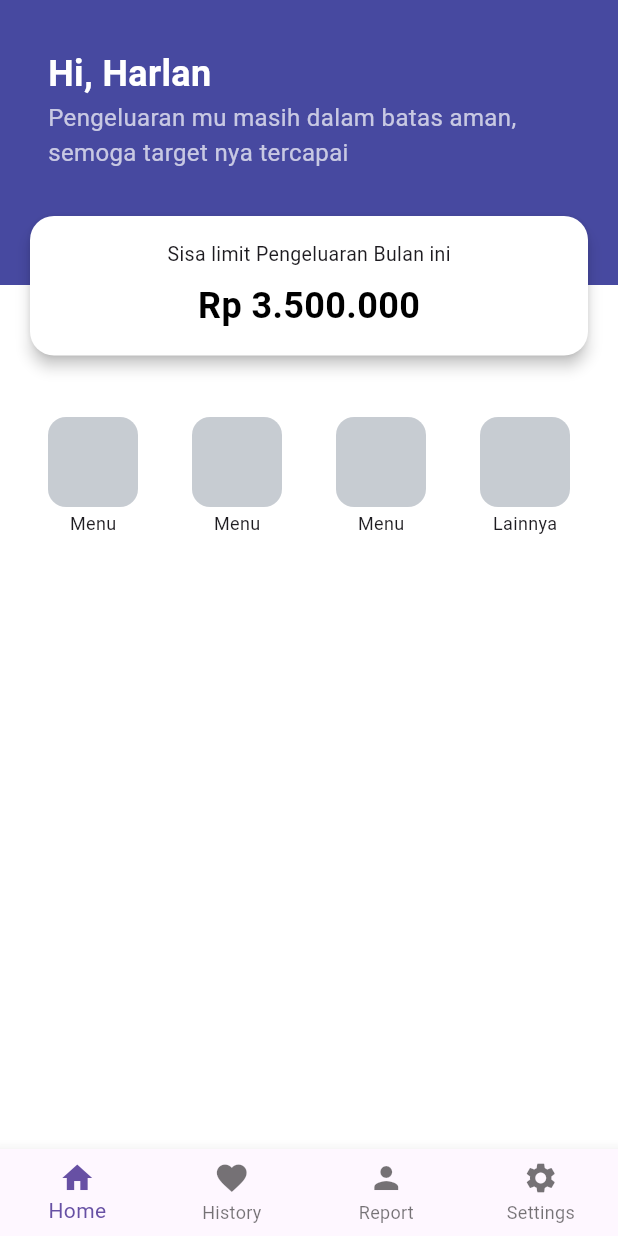
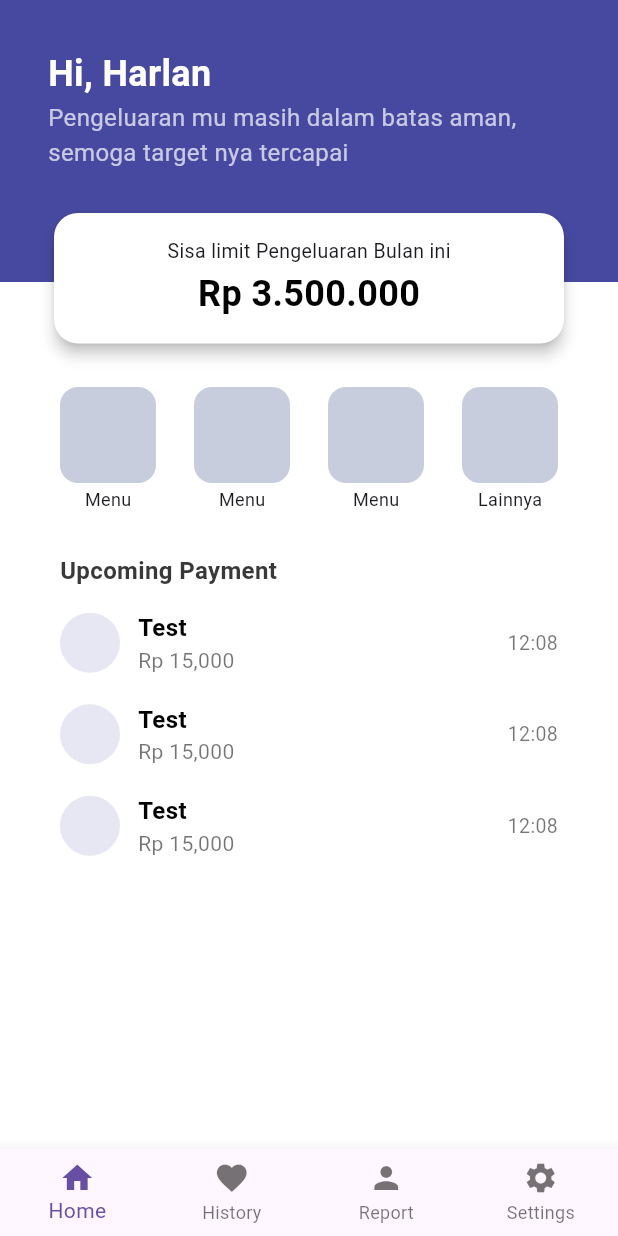
Before and after one commit to harlansr/project-account-mobile, a Flutter app: the HomePage screen opened directly, on a phone screen of 412 x 824 dp. Run offline on Flutter 3.47's test engine with Material 3 defaults, Android fonts, the light colour scheme and no system bars; our stand-ins replace flutter_dotenv, fluttertoast, shared_preferences; accounts and stored records are empty; network calls fail.

Commit message:
halaman home

```diff
--- /dev/null
+++ b/lib/components/card/history_card.dart
@@ -0,0 +1,81 @@
+import 'package:flutter/material.dart';
+
+class HistoryCard extends StatelessWidget {
+  final String title;
+  final String desc;
+  final String time;
+  final VoidCallback? onTap;
+
+  const HistoryCard({
+    super.key,
+    required this.title,
+    required this.desc,
+    this.time = "",
+    this.onTap,
+  });
+
+  @override
+  Widget build(BuildContext context) {
+    return GestureDetector(
+      onTap: onTap,
+      child: Container(
+        color: Colors.white,
+        // elevation: 1,
+        margin: const EdgeInsets.symmetric(vertical: 4, horizontal: 0),
+        // shape: RoundedRectangleBorder(
+        //   borderRadius: BorderRadius.circular(12),
+        // ),
+        child: Padding(
+          padding: const EdgeInsets.symmetric(horizontal: 40, vertical: 6),
+          child: Row(
+            children: [
+              // Icon lingkaran kiri
+              Container(
+                width: 40,
+                height: 40,
+                decoration: const BoxDecoration(
+                  color: Color.fromARGB(255, 230, 231, 242),
+                  shape: BoxShape.circle,
+                ),
+              ),
+              const SizedBox(width: 12),
+
+              // Teks tengah
+              Expanded(
+                child: Column(
+                  crossAxisAlignment: CrossAxisAlignment.start,
+                  children: [
+                    Text(
+                      title,
+                      style: const TextStyle(
+                        fontSize: 14,
+                        fontWeight: FontWeight.w600,
+                        color: Colors.black,
+                      ),
+                    ),
+                    Text(
+                      desc,
+                      style: const TextStyle(
+                        fontSize: 13,
+                        color: Colors.black54,
+                      ),
+                    ),
+                  ],
+                ),
+              ),
+
+              // Waktu kanan
+              Text(
+                time,
+                style: const TextStyle(
+                  fontSize: 13,
+                  color: Colors.black54,
+                ),
+              ),
+            ],
+          ),
+        ),
+      ),
+    );
+  }
+}
--- /dev/null
+++ b/lib/components/card/menu_item_card.dart
@@ -0,0 +1,38 @@
+import 'package:flutter/material.dart';
+
+class MenuItemCard extends StatelessWidget {
+  final String title;         // nama / teks di bawah icon
+  final VoidCallback? onTap;  // aksi saat di-tap
+  final Color color;          // warna background icon
+
+  const MenuItemCard({
+    super.key,
+    required this.title,
+    this.onTap,
+    this.color = const Color.fromARGB(255, 199, 205, 221),
+  });
+
+  @override
+  Widget build(BuildContext context) {
+    return GestureDetector(
+      onTap: onTap,
+      child: Column(
+        children: [
+          Container(
+            width: 64,
+            height: 64,
+            decoration: BoxDecoration(
+              color: color,
+              borderRadius: BorderRadius.circular(12),
+            ),
+          ),
+          const SizedBox(height: 2),
+          Text(
+            title,
+            style: const TextStyle(fontSize: 12),
+          ),
+        ],
+      ),
+    );
+  }
+}
--- /dev/null
+++ b/lib/components/card/upcoming_card.dart
@@ -0,0 +1,81 @@
+import 'package:flutter/material.dart';
+
+class UpcomingCard extends StatelessWidget {
+  final String title;
+  final String desc;
+  final String time;
+  final VoidCallback? onTap;
+
+  const UpcomingCard({
+    super.key,
+    required this.title,
+    required this.desc,
+    this.time = "",
+    this.onTap,
+  });
+
+  @override
+  Widget build(BuildContext context) {
+    return GestureDetector(
+      onTap: onTap,
+      child: Container(
+        color: Colors.white,
+        // elevation: 1,
+        margin: const EdgeInsets.symmetric(vertical: 4, horizontal: 0),
+        // shape: RoundedRectangleBorder(
+        //   borderRadius: BorderRadius.circular(12),
+        // ),
+        child: Padding(
+          padding: const EdgeInsets.symmetric(horizontal: 40, vertical: 5),
+          child: Row(
+            children: [
+              // Icon lingkaran kiri
+              Container(
+                width: 40,
+                height: 40,
+                decoration: const BoxDecoration(
+                  color: Color.fromARGB(255, 230, 231, 242),
+                  shape: BoxShape.circle,
+                ),
+              ),
+              const SizedBox(width: 12),
+
+              // Teks tengah
+              Expanded(
+                child: Column(
+                  crossAxisAlignment: CrossAxisAlignment.start,
+                  children: [
+                    Text(
+                      title,
+                      style: const TextStyle(
+                        fontSize: 16,
+                        fontWeight: FontWeight.w600,
+                        color: Colors.black,
+                      ),
+                    ),
+                    Text(
+                      desc,
+                      style: const TextStyle(
+                        fontSize: 14,
+                        color: Colors.black54,
+                      ),
+                    ),
+                  ],
+                ),
+              ),
+
+              // Waktu kanan
+              Text(
+                time,
+                style: const TextStyle(
+                  fontSize: 13,
+                  color: Colors.black54,
+                ),
+              ),
+            ],
+          ),
+        ),
+      ),
+    );
+  }
+}
--- a/lib/pages/main/home_page.dart
+++ b/lib/pages/main/home_page.dart
@@ -1,5 +1,5 @@
 import 'package:flutter/material.dart';
-import 'tab1_page.dart';
+import 'tab_home_page.dart';
 import 'tab2_page.dart';
 import 'tab3_page.dart';
 import 'tab4_page.dart';
@@ -15,17 +15,32 @@ class HomePage extends StatefulWidget {
 
 class _HomePageState extends State<HomePage> {
   int index = 0;
-  final pages = const [Tab1Page(), Tab2Page(), Tab3Page(), Tab4Page()];
+  final pages = const [TabHomePage(), Tab2Page(), Tab3Page(), Tab4Page()];
 
   @override
   void initState() {
     super.initState();
+    _setStatusBarForTab(index); // set status bar sesuai tab awal
+  }
+
+  void _setStatusBarForTab(int i) {
+    // if (i == 0) {
+      // 🟦 Tab Home → biru tua
       SystemChrome.setSystemUIOverlayStyle(
         const SystemUiOverlayStyle(
           statusBarColor: Color(0xFF4749A0),
           statusBarIconBrightness: Brightness.light,
         ),
       );
+    // } else {
+    //   // ⚪ Tab lainnya → putih
+    //   SystemChrome.setSystemUIOverlayStyle(
+    //     const SystemUiOverlayStyle(
+    //       statusBarColor: Colors.white,
+    //       statusBarIconBrightness: Brightness.dark,
+    //     ),
+    //   );
+    // }
   }
 
   @override
@@ -33,14 +48,17 @@ class _HomePageState extends State<HomePage> {
     return Scaffold(
       body: pages[index],
       bottomNavigationBar: BottomNavigationBar(
-        type: BottomNavigationBarType.fixed, // wajib untuk >3 item
+        type: BottomNavigationBarType.fixed,
         currentIndex: index,
-        onTap: (i) => setState(() => index = i),
+        onTap: (i) {
+          setState(() => index = i);
+          _setStatusBarForTab(i); // ubah warna status bar sesuai tab
+        },
         items: const [
           BottomNavigationBarItem(icon: Icon(Icons.home), label: 'Home'),
           BottomNavigationBarItem(icon: Icon(Icons.favorite), label: 'History'),
           BottomNavigationBarItem(icon: Icon(Icons.person), label: 'Report'),
-          BottomNavigationBarItem(icon: Icon(Icons.settings), label: 'Settings'), // ganti icon biar beda
+          BottomNavigationBarItem(icon: Icon(Icons.settings), label: 'Settings'),
         ],
       ),
     );
--- a/lib/pages/main/tab1_page.dart
+++ /dev/null
@@ -1,147 +0,0 @@
-import 'package:flutter/material.dart';
-
-class Tab1Page extends StatefulWidget {
-  const Tab1Page({super.key});
-
-  @override
-  State<Tab1Page> createState() => _Tab1PageState();
-}
-
-class _Tab1PageState extends State<Tab1Page> {
-  Future<void> _onRefresh() async {
-    // simulasi loading 2 detik
-    await Future.delayed(const Duration(seconds: 1));
-    debugPrint("Halaman di-refresh");
-  }
-
-  @override
-  Widget build(BuildContext context) {
-    final List<Map<String, dynamic>> menus = [
-      {'title': 'Menu', 'onTap': () => debugPrint('Klik NamaMenu 1')},
-      {'title': 'Menu', 'onTap': () => debugPrint('Klik NamaMenu 2')},
-      {'title': 'Menu', 'onTap': () => debugPrint('Klik NamaMenu 3')},
-      {'title': 'Lainnya', 'onTap': () => debugPrint('Klik Lainnya')},
-    ];
-
-    return Scaffold(
-      backgroundColor: Colors.white,
-      body: SafeArea(
-        child: RefreshIndicator(
-          onRefresh: _onRefresh,
-          color: const Color(0xFF4749A0),
-          child: Stack(
-            children: [
-              // Konten yang bisa di-scroll
-              SingleChildScrollView(
-                physics: const AlwaysScrollableScrollPhysics(), // penting agar bisa pull-to-refresh
-                child: Column(
-                  children: [
-                    // Header
-                    Container(
-                      height: 190,
-                      width: double.infinity,
-                      color: const Color(0xFF4749A0),
-                      padding: const EdgeInsets.fromLTRB(32, 32, 32, 0),
-                      alignment: Alignment.topLeft,
-                      child: Column(
-                        crossAxisAlignment: CrossAxisAlignment.start,
-                        children: const [
-                          Text(
-                            'Hi, Harlan',
-                            style: TextStyle(
-                              color: Colors.white,
-                              fontSize: 24,
-                              fontWeight: FontWeight.bold,
-                            ),
-                          ),
-                          SizedBox(height: 1),
-                          Text(
-                            'Pengeluaran mu masih dalam batas aman, semoga target nya tercapai',
-                            style: TextStyle(
-                              color: Colors.white70,
-                              fontSize: 16,
-                            ),
-                          ),
-                        ],
-                      ),
-                    ),
-                    const SizedBox(height: 80), // ruang di bawah card agar tidak tertutup
-
-                    // Menu
-                    Padding(
-                      padding: const EdgeInsets.symmetric(horizontal: 32, vertical: 8),
-                      child: Row(
-                        mainAxisAlignment: MainAxisAlignment.spaceBetween,
-                        children: menus.map((menu) {
-                          return GestureDetector(
-                            onTap: menu['onTap'],
-                            child: Column(
-                              children: [
-                                Container(
-                                  width: 60,
-                                  height: 60,
-                                  decoration: BoxDecoration(
-                                    color: const Color.fromARGB(255, 199, 204, 210),
-                                    borderRadius: BorderRadius.circular(12),
-                                  ),
-                                ),
-                                const SizedBox(height: 2),
-                                Text(
-                                  menu['title']!,
-                                  style: const TextStyle(fontSize: 12),
-                                ),
-                              ],
-                            ),
-                          );
-                        }).toList(),
-                      ),
-                    ),
-
-                    const SizedBox(height: 300), // dummy space biar scroll terasa
-                  ],
-                ),
-              ),
-
-              // Card putih mengambang
-              Positioned(
-                top: 140,
-                left: 16,
-                right: 16,
-                child: Card(
-                  color: Colors.white,
-                  elevation: 4,
-                  shape: RoundedRectangleBorder(
-                    borderRadius: BorderRadius.circular(16),
-                  ),
-                  child: Padding(
-                    padding: const EdgeInsets.all(16.0),
-                    child: Column(
-                      mainAxisSize: MainAxisSize.min,
-                      children: const [
-                        Text(
-                          'Sisa limit Pengeluaran Bulan ini',
-                          style: TextStyle(
-                            fontSize: 13,
-                          ),
-                        ),
-                        SizedBox(height: 8),
-                        Text(
-                          'Rp 3.500.000',
-                          style: TextStyle(
-                            fontSize: 24,
-                            color: Colors.black,
-                            fontWeight: FontWeight.bold,
-                          ),
-                        ),
-                      ],
-                    ),
-                  ),
-                ),
-              ),
-            ],
-          ),
-        ),
-      ),
-    );
-  }
-}
--- a/lib/pages/main/tab2_page.dart
+++ b/lib/pages/main/tab2_page.dart
@@ -5,6 +5,23 @@ class Tab2Page extends StatelessWidget {
 
   @override
   Widget build(BuildContext context) {
-    return const Center(child: Text('Tab 2 - Favorites'));
+    return Scaffold(
+      backgroundColor: Colors.white, // Latar belakang putih
+      appBar: AppBar(
+        backgroundColor: const Color(0xFF4749A0), // Biru tua
+        elevation: 0,
+        centerTitle: false, // Biar teks rata kiri
+        title: const Text(
+          'History',
+          style: TextStyle(
+            color: Colors.white,
+            fontWeight: FontWeight.bold,
+          ),
+        ),
+      ),
+      body: const Center(
+        child: Text('Tab 2 - Favorites'),
+      ),
+    );
   }
 }
--- a/lib/pages/main/tab4_page.dart
+++ b/lib/pages/main/tab4_page.dart
@@ -5,6 +5,6 @@ class Tab4Page extends StatelessWidget {
 
   @override
   Widget build(BuildContext context) {
-    return const Center(child: Text('Tab 3 - Profile'));
+    return const Center(child: Text('Tab 4 - Settings'));
   }
 }
--- /dev/null
+++ b/lib/pages/main/tab_home_page.dart
@@ -0,0 +1,201 @@
+import 'package:flutter/material.dart';
+import 'package:flutter/services.dart';
+import '../../services/globals.dart';
+import 'package:http/http.dart';
+import 'dart:convert';
+import '../../components/card/upcoming_card.dart';
+import '../../components/card/menu_item_card.dart';
+
+class TabHomePage extends StatefulWidget {
+  const TabHomePage({super.key});
+
+  @override
+  State<TabHomePage> createState() => _TabHomePageState();
+}
+
+class _TabHomePageState extends State<TabHomePage> {
+  Future<void> _onRefresh() async {
+    await Future.delayed(const Duration(seconds: 1));
+  }
+
+  @override
+  void initState() {
+    super.initState();
+    _setStatusBarColor(); // pastikan di-set saat pertama kali masuk halaman
+  }
+
+  void _setStatusBarColor() {
+    SystemChrome.setSystemUIOverlayStyle(
+      const SystemUiOverlayStyle(
+        statusBarColor: Color(0xFF4749A0), // warna status bar
+        statusBarIconBrightness: Brightness.light, // ikon (jam/sinyal) jadi putih
+      ),
+    );
+  }
+
+  @override
+  Widget build(BuildContext context) {
+    // untuk berjaga-jaga, jika halaman rebuild akibat navigasi
+    _setStatusBarColor();
+
+    final List<Map<String, dynamic>> menus = [
+      {'title': 'Menu', 'onTap': () => debugPrint('Klik NamaMenu 1')},
+      {'title': 'Menu', 'onTap': () => debugPrint('Klik NamaMenu 2')},
+      {'title': 'Menu', 'onTap': () => debugPrint('Klik NamaMenu 3')},
+      {'title': 'Lainnya', 'onTap': () => debugPrint('Klik Lainnya')},
+    ];
+
+    return Scaffold(
+      backgroundColor: Colors.white,
+      body: SafeArea(
+        child: RefreshIndicator(
+          onRefresh: _onRefresh,
+          color: const Color(0xFF4749A0),
+          child: SingleChildScrollView(
+            physics: const AlwaysScrollableScrollPhysics(),
+            child: Column(
+              children: [
+                // Header biru
+                Container(
+                  width: double.infinity,
+                  color: const Color(0xFF4749A0),
+                  padding: const EdgeInsets.fromLTRB(32, 32, 32, 75),
+                  alignment: Alignment.topLeft,
+                  child: Column(
+                    crossAxisAlignment: CrossAxisAlignment.start,
+                    children: const [
+                      Text(
+                        'Hi, Harlan',
+                        style: TextStyle(
+                          color: Colors.white,
+                          fontSize: 24,
+                          fontWeight: FontWeight.bold,
+                        ),
+                      ),
+                      SizedBox(height: 1),
+                      Text(
+                        'Pengeluaran mu masih dalam batas aman, semoga target nya tercapai',
+                        style: TextStyle(
+                          color: Colors.white70,
+                          fontSize: 16,
+                        ),
+                      ),
+                    ],
+                  ),
+                ),
+
+                // Card putih
+                Transform.translate(
+                  offset: const Offset(0, -50),
+                  child: Padding(
+                    padding: const EdgeInsets.symmetric(horizontal: 32),
+                    child: Center(
+                      child: ConstrainedBox(
+                        constraints: const BoxConstraints(maxWidth: 600),
+                        child: SizedBox(
+                          width: double.infinity,
+                          child: Card(
+                            color: Colors.white,
+                            elevation: 4,
+                            shape: RoundedRectangleBorder(
+                              borderRadius: BorderRadius.circular(16),
+                            ),
+                            child: Padding(
+                              padding: const EdgeInsets.all(16.0),
+                              child: Column(
+                                mainAxisSize: MainAxisSize.min,
+                                children: const [
+                                  Text(
+                                    'Sisa limit Pengeluaran Bulan ini',
+                                    style: TextStyle(fontSize: 13),
+                                  ),
+                                  SizedBox(height: 2),
+                                  Text(
+                                    'Rp 3.500.000',
+                                    style: TextStyle(
+                                      fontSize: 24,
+                                      color: Colors.black,
+                                      fontWeight: FontWeight.bold,
+                                    ),
+                                  ),
+                                ],
+                              ),
+                            ),
+                          ),
+                        ),
+                      ),
+                    ),
+                  ),
+                ),
+
+                // Menu grid
+                Transform.translate(
+                  offset: const Offset(0, -25),
+                  child: Container(
+                    constraints: const BoxConstraints(maxWidth: 450),
+                    child: Padding(
+                      padding: const EdgeInsets.symmetric(horizontal: 40),
+                      child: Row(
+                        mainAxisAlignment: MainAxisAlignment.spaceBetween,
+                        children: menus
+                            .map((menu) => MenuItemCard(
+                                  title: menu['title']!,
+                                  onTap: menu['onTap'],
+                                ))
+                            .toList(),
+                      ),
+                    ),
+                  ),
+                ),
+
+                // Upcoming payments
+                Transform.translate(
+                  offset: const Offset(0, -5),
+                  child: Container(
+                    width: double.infinity,
+                    constraints: const BoxConstraints(maxWidth: 450),
+                    padding: const EdgeInsets.symmetric(vertical: 8),
+                    child: Column(
+                      crossAxisAlignment: CrossAxisAlignment.start,
+                      children: [
+                        const Padding(
+                          padding: EdgeInsets.fromLTRB(40, 0, 40, 6),
+                          child: Text(
+                            'Upcoming Payment',
+                            style: TextStyle(
+                              color: Color.fromARGB(255, 56, 56, 56),
+                              fontSize: 16,
+                              fontWeight: FontWeight.bold,
+                            ),
+                          ),
+                        ),
+                        UpcomingCard(
+                          title: "Test",
+                          onTap: () => print("TAP CARD 1"),
+                          desc: 'Rp 15,000',
+                          time: '12:08',
+                        ),
+                        UpcomingCard(
+                          title: "Test",
+                          onTap: () => print("TAP CARD 1"),
+                          desc: 'Rp 15,000',
+                          time: '12:08',
+                        ),
+                        UpcomingCard(
+                          title: "Test",
+                          onTap: () => print("TAP CARD 1"),
+                          desc: 'Rp 15,000',
+                          time: '12:08',
+                        ),
+                      ],
+                    ),
+                  ),
+                ),
+              ],
+            ),
+          ),
+        ),
+      ),
+    );
+  }
+}
--- a/lib/services/connection.dart
+++ b/lib/services/connection.dart
@@ -82,8 +82,11 @@ class ConnectionService{
       DateTime now = DateTime.now();
 
       // TODO: Time dynamic fill zona waktu (+07:00)
-      String formattedDate = "${DateFormat('yyyy-MM-ddTHH:mm:ss').format(now)}+07:00";
+      // String formattedDate = "${DateFormat('yyyy-MM-ddTHH:mm:ss').format(now)}+07:00";
+      String formattedDate = DateTime.now().millisecondsSinceEpoch.toString();
       String stringToSign ="$methodUp:$path:$accessToken:$encryptedString:$formattedDate";
+
+      print(formattedDate);
 
       ////////////////////////////////////////////////////////////////////////////
       List<int> keyBytes = utf8.encode(clientSecret);
@@ -98,8 +101,8 @@ class ConnectionService{
       Map<String, String> headers = {
         'Content-Type': 'application/json',
         'Authorization': 'Bearer $accessToken',
-        'X-TIMESTAMP': formattedDate,
-        'X-SIGNATURE': signatureValue,
+        'Timestamp': formattedDate,
+        'Signature': signatureValue,
       };
 
       switch (methodUp) {
```
Lines whose indentation alone changed are shown as unchanged.
